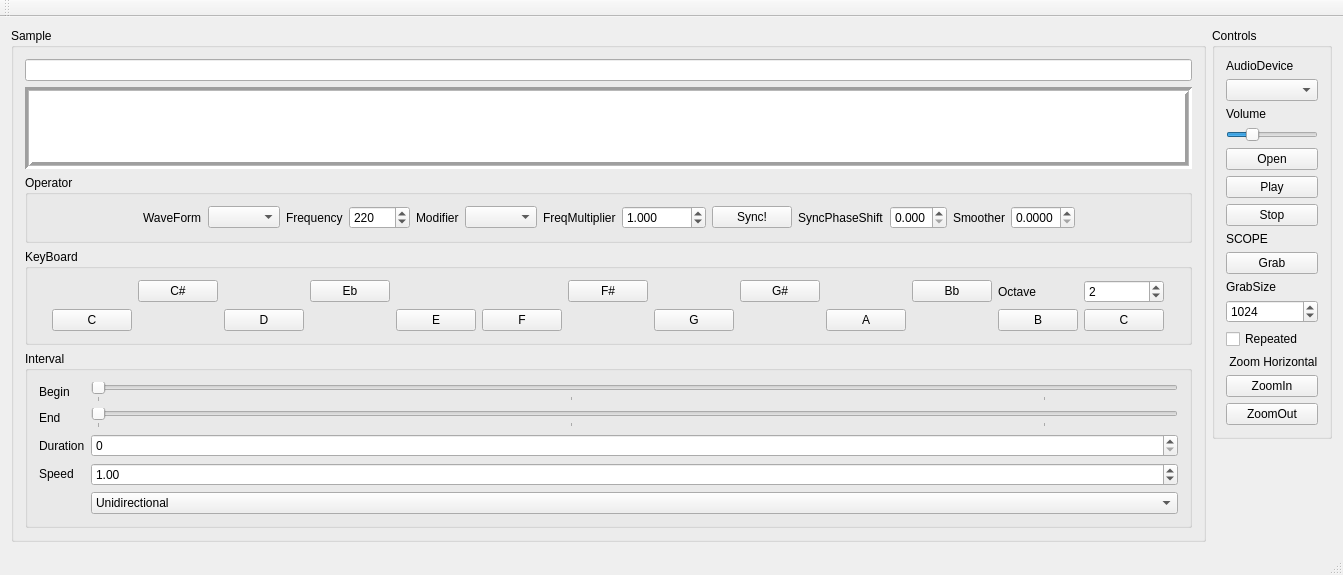
Above: Synth3/mainwindow.ui from djeemie2000/SynthPlayground before the change. Below: the same form after it.
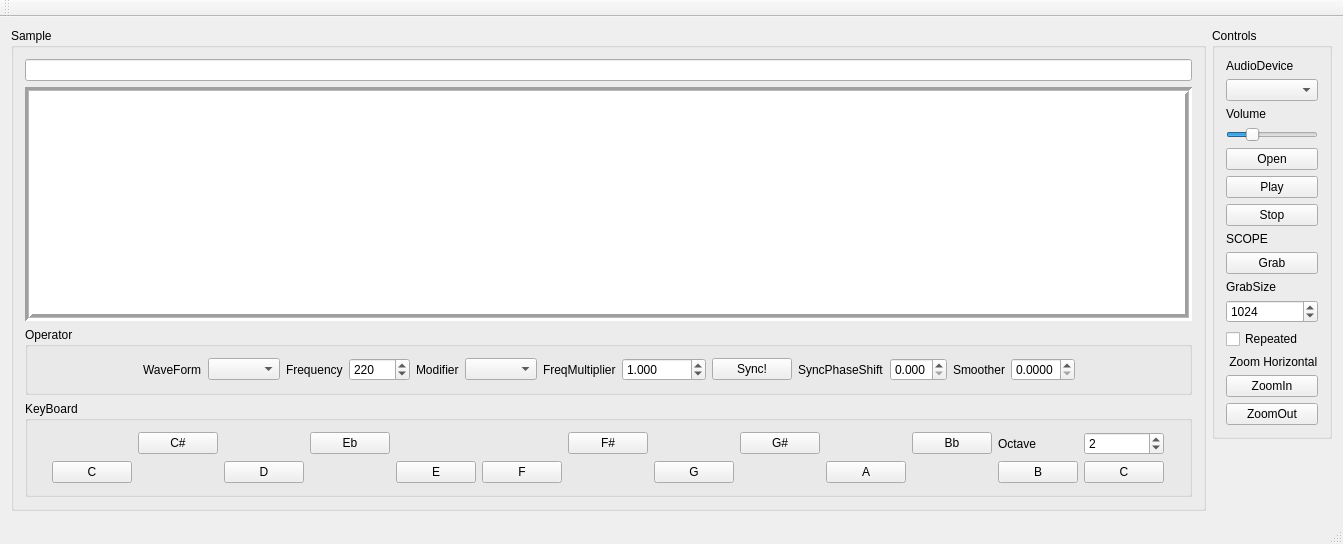
That is the form after the change.

What changed in the file:
```diff
--- a/Synth3/mainwindow.ui
+++ b/Synth3/mainwindow.ui
@@ -433,112 +433,6 @@
          </layout>
         </widget>
        </item>
-       <item>
-        <widget class="QGroupBox" name="groupBox_Interval">
-         <property name="title">
-          <string>Interval</string>
-         </property>
-         <layout class="QGridLayout" name="gridLayout">
-          <item row="4" column="0">
-           <widget class="QLabel" name="label_Speed">
-            <property name="sizePolicy">
-             <sizepolicy hsizetype="Preferred" vsizetype="Maximum">
-              <horstretch>0</horstretch>
-              <verstretch>0</verstretch>
-             </sizepolicy>
-            </property>
-            <property name="text">
-             <string>Speed</string>
-            </property>
-           </widget>
-          </item>
-          <item row="1" column="0">
-           <widget class="QLabel" name="label_2">
-            <property name="text">
-             <string>End</string>
-            </property>
-           </widget>
-          </item>
-          <item row="0" column="0">
-           <widget class="QLabel" name="label">
-            <property name="text">
-             <string>Begin</string>
-            </property>
-           </widget>
-          </item>
-          <item row="1" column="2">
-           <widget class="QSlider" name="horizontalSlider_EndPosition">
-            <property name="maximum">
-             <number>1000</number>
-            </property>
-            <property name="orientation">
-             <enum>Qt::Horizontal</enum>
-            </property>
-            <property name="tickPosition">
-             <enum>QSlider::TicksBelow</enum>
-            </property>
-            <property name="tickInterval">
-             <number>441</number>
-            </property>
-           </widget>
-          </item>
-          <item row="0" column="2">
-           <widget class="QSlider" name="horizontalSlider_BeginPosition">
-            <property name="maximum">
-             <number>1000</number>
-            </property>
-            <property name="orientation">
-             <enum>Qt::Horizontal</enum>
-            </property>
-            <property name="tickPosition">
-             <enum>QSlider::TicksBelow</enum>
-            </property>
-            <property name="tickInterval">
-             <number>441</number>
-            </property>
-           </widget>
-          </item>
-          <item row="2" column="0">
-           <widget class="QLabel" name="label_6">
-            <property name="text">
-             <string>Duration</string>
-            </property>
-           </widget>
-          </item>
-          <item row="2" column="2">
-           <widget class="QSpinBox" name="spinBox_Duration">
-            <property name="maximum">
-             <number>1024</number>
-            </property>
-           </widget>
-          </item>
-          <item row="4" column="2">
-           <widget class="QDoubleSpinBox" name="doubleSpinBox_Speed">
-            <property name="singleStep">
-             <double>0.010000000000000</double>
-            </property>
-            <property name="value">
-             <double>1.000000000000000</double>
-            </property>
-           </widget>
-          </item>
-          <item row="5" column="2">
-           <widget class="QComboBox" name="comboBox_LoopMode">
-            <item>
-             <property name="text">
-              <string>Unidirectional</string>
-             </property>
-            </item>
-            <item>
-             <property name="text">
-              <string>BiDirectional</string>
-             </property>
-            </item>
-           </widget>
-          </item>
-         </layout>
-        </widget>
-       </item>
       </layout>
      </widget>
     </item>
```
